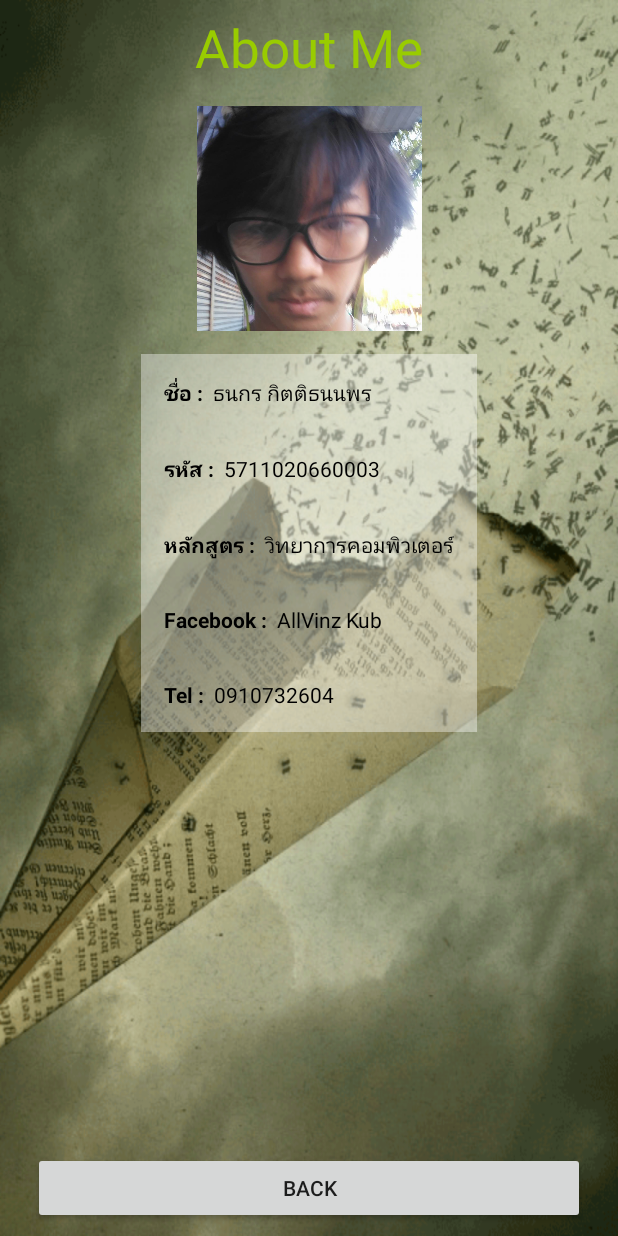
After one commit to AllvinZ/Myfirstapp, an Android app: the TestLayout screen opened directly, with no data from a screen before it, on a phone screen of 412 x 824 dp. The commit adds this screen. Run offline under Robolectric (Android 15) with nearby library versions, the phone set to English and light mode, and no system bars.

Commit message:
Toast and Sound Complete

```diff
--- a/app/src/main/AndroidManifest.xml
+++ b/app/src/main/AndroidManifest.xml
@@ -16,7 +16,8 @@
             </intent-filter>
         </activity>
         <activity android:name=".Detail" />
-        <activity android:name=".aboutme"></activity>
+        <activity android:name=".aboutme" />
+        <activity android:name=".TestLayout"></activity>
     </application>
 
 </manifest>
--- a/app/src/main/java/comsci/adoublelz/myfirstapp/MainActivity.java
+++ b/app/src/main/java/comsci/adoublelz/myfirstapp/MainActivity.java
@@ -8,6 +8,8 @@ import android.view.View;
 import android.widget.AdapterView;
 import android.widget.Button;
 import android.widget.ListView;
+
+import junit.framework.Test;
 
 public class MainActivity extends AppCompatActivity {
     //Explicit
@@ -68,7 +70,7 @@ public class MainActivity extends AppCompatActivity {
         button.setOnClickListener(new View.OnClickListener() {
             @Override
             public void onClick(View v) {
-                Intent intent = new Intent(MainActivity.this,aboutme.class);
+                Intent intent = new Intent(MainActivity.this,TestLayout.class);
                 startActivity(intent);
             }
         });
--- /dev/null
+++ b/app/src/main/java/comsci/adoublelz/myfirstapp/TestLayout.java
@@ -0,0 +1,71 @@
+package comsci.adoublelz.myfirstapp;
+
+import android.content.Intent;
+import android.media.MediaPlayer;
+import android.net.Uri;
+import android.support.v7.app.AppCompatActivity;
+import android.os.Bundle;
+import android.view.View;
+import android.widget.ImageView;
+import android.widget.TextView;
+import android.widget.Toast;
+
+public class TestLayout extends AppCompatActivity {
+
+
+    //Explicit
+    MediaPlayer mediaPlayer;
+    int soundID = 0;
+    @Override
+    protected void onCreate(Bundle savedInstanceState) {
+        super.onCreate(savedInstanceState);
+        setContentView(R.layout.activity_test_layout);
+
+        //Toast onClick
+        ImageView clickImageView = (ImageView) findViewById(R.id.imvMyPic);
+        clickImageView.setOnClickListener(new View.OnClickListener() {
+            @Override
+            public void onClick(View v) {
+                Toast.makeText(getApplicationContext(), "Hello! My name is Allvinz" , Toast.LENGTH_SHORT ).show();
+                //play sound when click Image
+                soundID =R.raw.hello;
+                playSound(soundID);
+            }
+        }); //end Toast onClick
+
+        //Toast onLongClick
+        ImageView longClickImageView = (ImageView) findViewById(R.id.imvMyPic);
+        longClickImageView.setOnLongClickListener(new View.OnLongClickListener() {
+            @Override
+            public boolean onLongClick(View v) {
+                Toast.makeText(getApplicationContext(), "Thanks guys ggwp yeah!" , Toast.LENGTH_SHORT).show();
+                //play sound when click image
+                soundID = R.raw.thank;
+                playSound(soundID);
+
+                return true;
+            }
+        }); //end Toast onLongClick
+
+
+
+    } //main method
+
+
+    private void playSound(int soundID){
+        mediaPlayer = MediaPlayer.create(getApplicationContext(), soundID);
+        mediaPlayer.start();
+    }
+    public void facebook (View view) {
+        Intent intent = new Intent(Intent.ACTION_VIEW);
+        intent.setData(Uri.parse("https://www.facebook.com/MomuntineZ"));
+        startActivity(intent);
+
+    }
+
+    public void onclickBack (View view ){
+        finish();
+
+
+    }
+} //main class
--- a/app/src/main/res/layout/activity_main.xml
+++ b/app/src/main/res/layout/activity_main.xml
@@ -52,7 +52,7 @@
             android:layout_width="wrap_content"
             android:layout_height="wrap_content"
             android:layout_weight="1"
-            android:text="Button" />
+            android:text="@string/aboutMe" />
     </LinearLayout>
 
 </RelativeLayout>
--- /dev/null
+++ b/app/src/main/res/layout/activity_test_layout.xml
@@ -0,0 +1,114 @@
+<?xml version="1.0" encoding="utf-8"?>
+<android.support.constraint.ConstraintLayout xmlns:android="http://schemas.android.com/apk/res/android"
+    xmlns:app="http://schemas.android.com/apk/res-auto"
+    xmlns:tools="http://schemas.android.com/tools"
+    android:layout_width="match_parent"
+    android:layout_height="match_parent"
+    android:background="@drawable/bg10"
+    tools:context="comsci.adoublelz.myfirstapp.TestLayout">
+
+    <TextView
+        android:id="@+id/textView"
+        android:layout_width="wrap_content"
+        android:layout_height="wrap_content"
+        android:text="@string/aboutMe"
+        android:textColor="@android:color/holo_green_light"
+        android:textSize="@dimen/h1"
+        app:layout_constraintLeft_toLeftOf="parent"
+        app:layout_constraintRight_toRightOf="parent"
+        app:layout_constraintTop_toTopOf="parent"
+        android:layout_marginTop="8dp" />
+
+    <ImageView
+        android:id="@+id/imvMyPic"
+        android:layout_width="150dp"
+        android:layout_height="150dp"
+        android:layout_marginTop="15dp"
+        app:layout_constraintLeft_toLeftOf="parent"
+        app:layout_constraintRight_toRightOf="parent"
+        app:layout_constraintTop_toBottomOf="@+id/textView"
+        app:srcCompat="@drawable/test1" />
+
+    <ScrollView
+        android:layout_width="wrap_content"
+        android:layout_height="wrap_content"
+        android:layout_marginLeft="@dimen/my_margin"
+        android:layout_marginRight="@dimen/my_margin"
+        android:background="#64ffffff"
+        app:layout_constraintLeft_toLeftOf="parent"
+        app:layout_constraintRight_toRightOf="parent"
+        android:layout_marginTop="15dp"
+        app:layout_constraintTop_toBottomOf="@+id/imvMyPic"
+        android:id="@+id/scrollView2"
+        android:layout_marginStart="@dimen/my_margin"
+        android:layout_marginEnd="@dimen/my_margin"
+        app:layout_constraintHorizontal_bias="0.5">
+
+        <LinearLayout
+            android:layout_width="match_parent"
+            android:layout_height="wrap_content"
+            android:orientation="vertical">
+
+            <TextView
+                android:id="@+id/textView8"
+                android:layout_width="match_parent"
+                android:layout_height="wrap_content"
+                android:layout_margin="@dimen/my_margin"
+                android:text="@string/name"
+                android:textColor="@android:color/background_dark"
+                android:textSize="@dimen/h3" />
+
+            <TextView
+                android:id="@+id/textView9"
+                android:layout_width="match_parent"
+                android:layout_height="wrap_content"
+                android:layout_margin="@dimen/my_margin"
+                android:text="@string/idstu"
+                android:textColor="@android:color/background_dark"
+                android:textSize="@dimen/h3" />
+
+            <TextView
+                android:id="@+id/textView10"
+                android:layout_width="match_parent"
+                android:layout_height="wrap_content"
+                android:layout_margin="@dimen/my_margin"
+                android:text="@string/comsi"
+                android:textColor="@android:color/background_dark"
+                android:textSize="@dimen/h3" />
+
+            <TextView
+                android:id="@+id/textView11"
+                android:layout_width="match_parent"
+                android:layout_height="wrap_content"
+                android:layout_margin="@dimen/my_margin"
+                android:onClick="facebook"
+                android:text="@string/facebook"
+                android:textColor="@android:color/background_dark"
+                android:textSize="@dimen/h3" />
+
+            <TextView
+                android:id="@+id/txtTel"
+                android:layout_width="match_parent"
+                android:layout_height="wrap_content"
+                android:layout_margin="@dimen/my_margin"
+                android:text="@string/tel"
+                android:textColor="@android:color/background_dark"
+                android:textSize="@dimen/h3" />
+
+        </LinearLayout>
+    </ScrollView>
+
+    <Button
+        android:id="@+id/button5"
+        android:layout_width="368dp"
+        android:layout_height="wrap_content"
+        android:layout_marginBottom="8dp"
+        android:onClick="onclickBack"
+        android:text="Back"
+        app:layout_constraintBottom_toBottomOf="parent"
+        app:layout_constraintLeft_toLeftOf="parent"
+        app:layout_constraintRight_toRightOf="parent"
+        app:layout_constraintTop_toBottomOf="@+id/scrollView2"
+        app:layout_constraintVertical_bias="1.0" />
+
+</android.support.constraint.ConstraintLayout>
--- a/app/src/main/res/values/strings.xml
+++ b/app/src/main/res/values/strings.xml
@@ -3,9 +3,10 @@
     <string name="txttitle">ป้ายจราจร</string>
     <string name="moreinfo">More Info</string>
     <string name="aboutMe">About Me</string>
-    <string name="name">ชื่อ : ธนกร   กิตติธนนพร</string>
-    <string name="idstu">รหัส : 5711020660003</string>
-    <string name="comsi">หลักสูตร : วิทยาการคอมพิวเตอร์</string>
-    <string name="facebook">Facebook : AllVinz Kub</string>
+    <string name="name"><b>ชื่อ : </b> ธนกร   กิตติธนนพร</string>
+    <string name="idstu"><b>รหัส : </b> 5711020660003</string>
+    <string name="comsi"><b>หลักสูตร : </b> วิทยาการคอมพิวเตอร์</string>
+    <string name="facebook"><b>Facebook : </b> AllVinz Kub</string>
+    <string name="tel"><b>Tel  :  </b> 0910732604</string>
 
 </resources>
```
Also changed, not shown: 2 other files.
